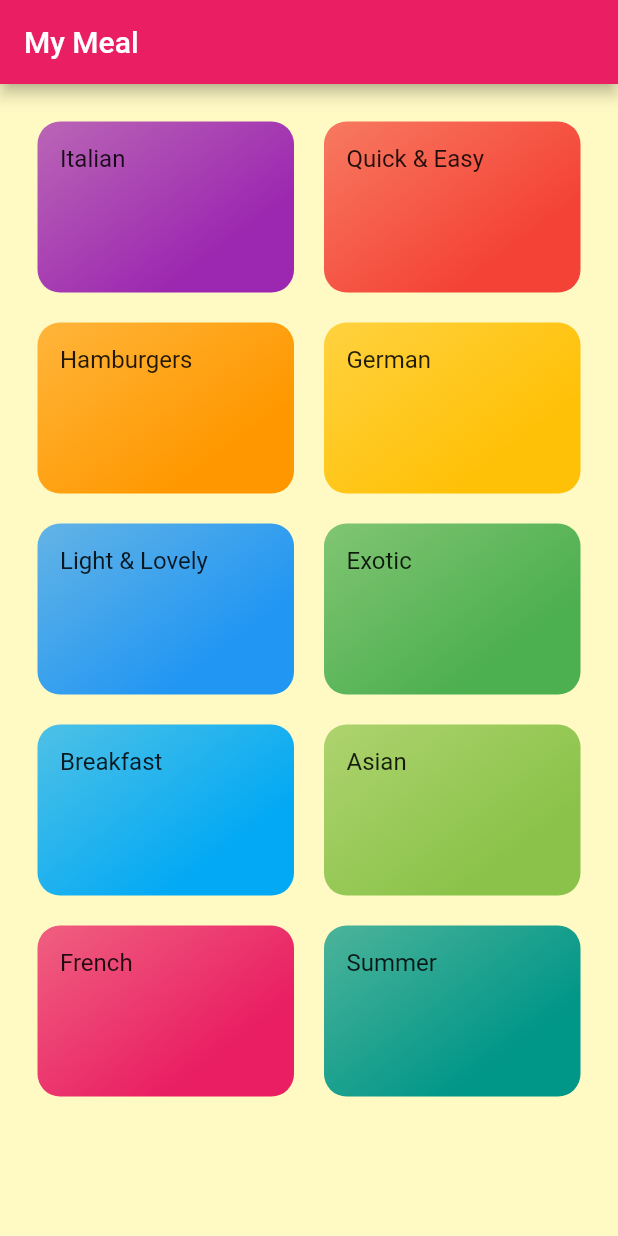
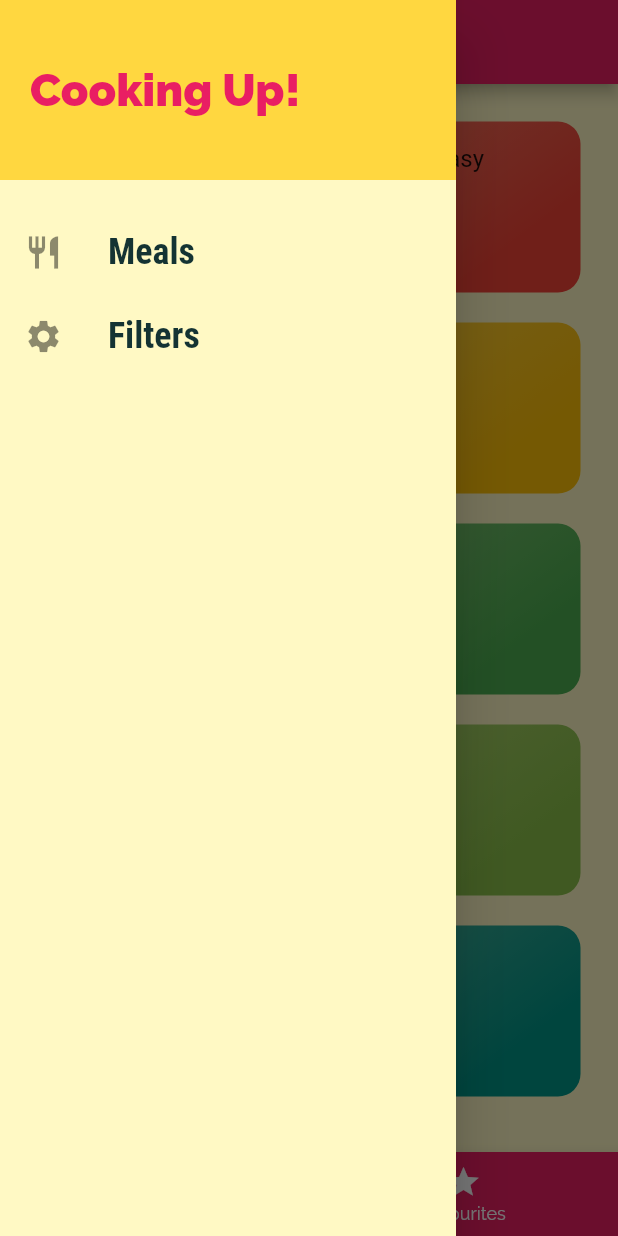
Before and after one commit to justcier/meals_app, a Flutter app: the screen it shows after launch, with the side drawer open (before the commit the screen has no drawer), on a phone screen of 412 x 824 dp. Run offline on Flutter 3.47's test engine with Material 2 defaults, Android fonts, the phone set to English and light mode, and no system bars.

Commit message:
Added tab bar and hamburger menu

```diff
--- a/lib/main.dart
+++ b/lib/main.dart
@@ -1,8 +1,10 @@
 import 'package:flutter/material.dart';
-import 'package:meals_app/screens/meal_detail_screen.dart';
+import 'package:meals_app/screens/filters_screen.dart';
 
-import 'screens/categories_screen.dart';
-import 'screens/category_meals_screen.dart';
+import './screens/categories_screen.dart';
+import './screens/category_meals_screen.dart';
+import './screens/meal_detail_screen.dart';
+import './screens/tabs_screen.dart';
 
 void main() => runApp(const MyApp());
 
@@ -35,9 +37,10 @@ class MyApp extends StatelessWidget {
       ),
       initialRoute: '/',
       routes: {
-        '/': (ctx) => const CategoriesScreen(),
+        '/': (ctx) => const TabsScreen(),
         CategoryMealsScreen.routeName: (ctx) => const CategoryMealsScreen(),
         MealDetailScreen.routeName: (ctx) => const MealDetailScreen(),
+        FiltersScreen.routeName: (ctx) => const FiltersScreen(),
       },
       onUnknownRoute: (settings) {
         return MaterialPageRoute(builder: (ctx) => const CategoriesScreen());
--- a/lib/screens/categories_screen.dart
+++ b/lib/screens/categories_screen.dart
@@ -8,12 +8,7 @@ class CategoriesScreen extends StatelessWidget {
 
   @override
   Widget build(BuildContext context) {
-    return Scaffold(
-      backgroundColor: Theme.of(context).colorScheme.background,
-      appBar: AppBar(
-        title: const Text('My Meal'),
-      ),
-      body: GridView(
+    return GridView(
       padding: const EdgeInsets.all(25),
       gridDelegate: const SliverGridDelegateWithMaxCrossAxisExtent(
         maxCrossAxisExtent: 200,
@@ -30,7 +25,6 @@ class CategoriesScreen extends StatelessWidget {
             ),
           )
           .toList(),
-      ),
     );
   }
 }
--- /dev/null
+++ b/lib/screens/favourites_screen.dart
@@ -0,0 +1,12 @@
+import 'package:flutter/material.dart';
+
+class FavouritesScreen extends StatelessWidget {
+  const FavouritesScreen({Key? key}) : super(key: key);
+
+  @override
+  Widget build(BuildContext context) {
+    return Center(
+      child: Text('Favourites'),
+    );
+  }
+}
--- /dev/null
+++ b/lib/screens/filters_screen.dart
@@ -0,0 +1,11 @@
+import 'package:flutter/material.dart';
+
+class FiltersScreen extends StatelessWidget {
+  static const routeName = '/filters';
+  const FiltersScreen({Key? key}) : super(key: key);
+
+  @override
+  Widget build(BuildContext context) {
+    return Center(child: Text('Filters'));
+  }
+}
--- /dev/null
+++ b/lib/screens/tabs_screen.dart
@@ -0,0 +1,63 @@
+import 'package:flutter/material.dart';
+import 'package:meals_app/screens/categories_screen.dart';
+import 'package:meals_app/screens/favourites_screen.dart';
+
+import '../widgets/main_drawer.dart';
+
+class TabsScreen extends StatefulWidget {
+  const TabsScreen({Key? key}) : super(key: key);
+
+  @override
+  State<TabsScreen> createState() => _TabsScreenState();
+}
+
+class _TabsScreenState extends State<TabsScreen> {
+  final List<Map<String, Object>> _pages = [
+    {
+      'page': const CategoriesScreen(),
+      'title': 'Categories',
+    },
+    {
+      'page': const FavouritesScreen(),
+      'title': 'Favourite',
+    },
+  ];
+  int _selectedPageIndex = 0;
+
+  void _selectPage(int index) {
+    setState(() {
+      _selectedPageIndex = index;
+    });
+  }
+
+  @override
+  Widget build(BuildContext context) {
+    return Scaffold(
+      backgroundColor: Theme.of(context).colorScheme.background,
+      appBar: AppBar(
+        title: Text(_pages[_selectedPageIndex]['title'] as String),
+      ),
+      drawer: MainDrawer(),
+      body: _pages[_selectedPageIndex]['page'] as Widget,
+      bottomNavigationBar: BottomNavigationBar(
+        onTap: _selectPage,
+        backgroundColor: Theme.of(context).colorScheme.primary,
+        unselectedItemColor: Colors.white,
+        selectedItemColor: Theme.of(context).colorScheme.secondary,
+        currentIndex: _selectedPageIndex,
+        items: [
+          BottomNavigationBarItem(
+            backgroundColor: Theme.of(context).colorScheme.primary,
+            icon: const Icon(Icons.category),
+            label: 'Categories',
+          ),
+          BottomNavigationBarItem(
+            backgroundColor: Theme.of(context).colorScheme.primary,
+            icon: const Icon(Icons.star),
+            label: 'Favourites',
+          ),
+        ],
+      ),
+    );
+  }
+}
--- /dev/null
+++ b/lib/widgets/main_drawer.dart
@@ -0,0 +1,64 @@
+import 'package:flutter/material.dart';
+import 'package:meals_app/screens/filters_screen.dart';
+
+class MainDrawer extends StatelessWidget {
+  const MainDrawer({Key? key}) : super(key: key);
+
+  Widget buildListTile(String title, IconData icon, VoidCallback tapHandler) {
+    return ListTile(
+      leading: Icon(
+        icon,
+        size: 26,
+      ),
+      title: Text(
+        title,
+        style: const TextStyle(
+          fontFamily: 'RobotoCondensed',
+          fontSize: 24,
+          fontWeight: FontWeight.bold,
+        ),
+      ),
+      onTap: tapHandler,
+    );
+  }
+
+  @override
+  Widget build(BuildContext context) {
+    return Drawer(
+      backgroundColor: Theme.of(context).colorScheme.background,
+      child: Column(
+        children: [
+          Container(
+            height: 120,
+            width: double.infinity,
+            padding: const EdgeInsets.all(20),
+            alignment: Alignment.centerLeft,
+            color: Theme.of(context).colorScheme.secondary,
+            child: Text(
+              'Cooking Up!',
+              style: TextStyle(
+                  fontWeight: FontWeight.w900,
+                  fontSize: 30,
+                  color: Theme.of(context).colorScheme.primary),
+            ),
+          ),
+          const SizedBox(height: 20),
+          buildListTile(
+            'Meals',
+            Icons.restaurant,
+            () {
+              Navigator.of(context).pushNamed('/');
+            },
+          ),
+          buildListTile(
+            'Filters',
+            Icons.settings,
+            () {
+              Navigator.of(context).pushNamed(FiltersScreen.routeName);
+            },
+          ),
+        ],
+      ),
+    );
+  }
+}
```
Lines whose indentation alone changed are shown as unchanged.
